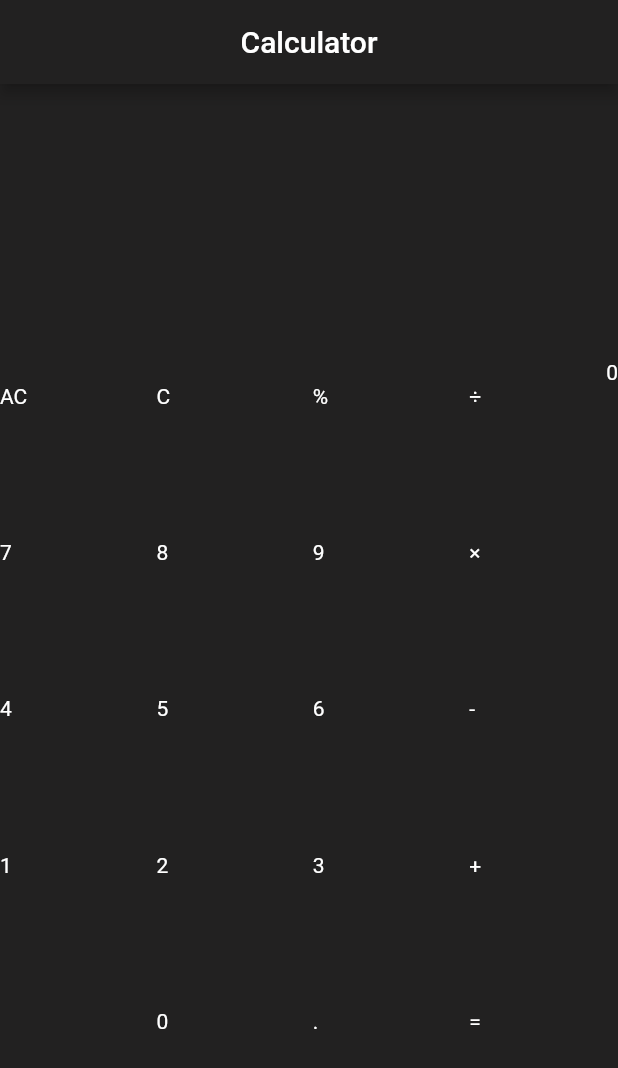
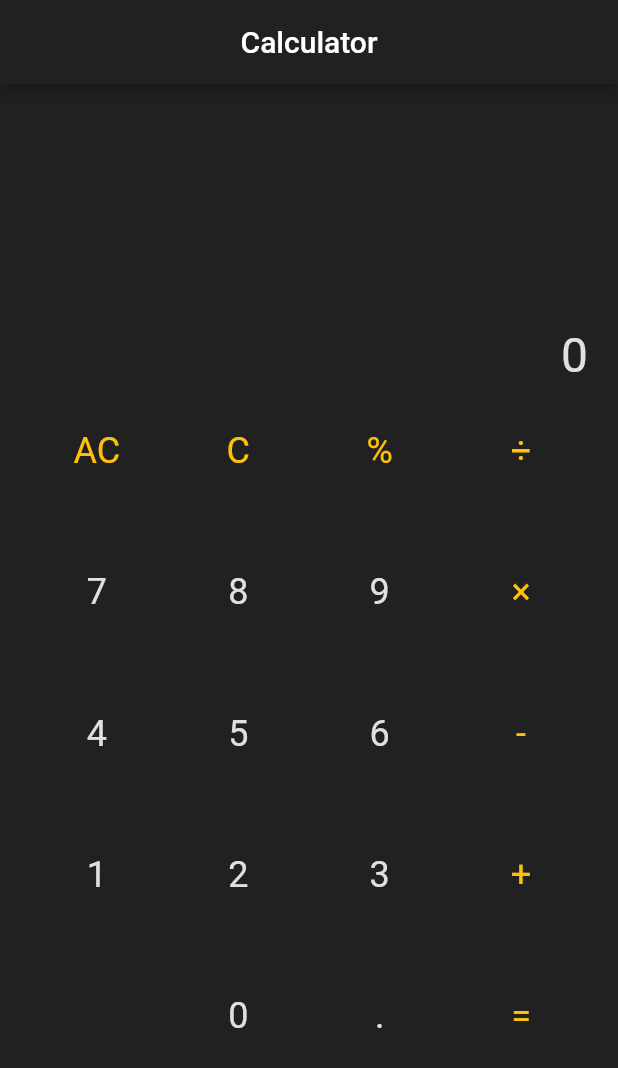
Before and after one commit to zaminalili/calculator, a Flutter app: the screen it shows after launch, on a phone screen of 412 x 824 dp. Shown: the top 1068 px of the screen. Run offline on Flutter 3.47's test engine with Material 2 defaults, Android fonts, the phone set to English and light mode, and no system bars.

Commit message:
Fix app view

```diff
--- a/lib/components/button_grid.dart
+++ b/lib/components/button_grid.dart
@@ -1,3 +1,4 @@
+import 'package:calculator/themes/app_text_styles.dart';
 import 'package:flutter/material.dart';
 
 import '../models/button.dart';
@@ -16,16 +17,34 @@ class _ButtonGridState extends State<ButtonGrid> {
   Widget build(BuildContext context) {
     return GridView.builder(
         itemCount: Button.mainButtonTexts.length,
-        gridDelegate: const SliverGridDelegateWithFixedCrossAxisCount(
-          crossAxisCount: 4,
-          mainAxisSpacing: 5.0,
-          crossAxisSpacing: 5.0,
+        gridDelegate: _builtGridDelegate(),
+        itemBuilder: _builtItems);
+  }
+
+  Widget? _builtItems(context, index) {
+    String text = Button.mainButtonTexts[index];
+    Color textColor = ['AC', 'C', '%', '÷', '×', '-', '+', '='].contains(text)
+        ? Theme.of(context).colorScheme.secondary
+        : Theme.of(context).colorScheme.primary;
+
+    return InkWell(
+      onTap: () {},
+      child: Container(
+        alignment: Alignment.center,
+        child: Text(
+          text,
+          textAlign: TextAlign.center,
+          style: AppTextStyles.primaryTextStyle(textColor),
         ),
-        itemBuilder: (context, index) {
-          return InkWell(
-            onTap: () {},
-            child: Text(Button.mainButtonTexts[index]),
-          );
-        });
+      ),
+    );
+  }
+
+  SliverGridDelegateWithFixedCrossAxisCount _builtGridDelegate() {
+    return const SliverGridDelegateWithFixedCrossAxisCount(
+      crossAxisCount: 4,
+      mainAxisSpacing: 5.0,
+      crossAxisSpacing: 5.0,
+    );
   }
 }
--- a/lib/pages/home.dart
+++ b/lib/pages/home.dart
@@ -1,3 +1,5 @@
+import 'package:calculator/themes/app_edgeinsets.dart';
+import 'package:calculator/themes/app_text_styles.dart';
 import 'package:flutter/material.dart';
 
 import '../components/button_grid.dart';
@@ -15,11 +17,14 @@ class _HomeState extends State<Home> {
     return Scaffold(
       backgroundColor: Theme.of(context).colorScheme.background,
       appBar: _builtAppBar(context),
-      body: Column(
-        children: [
-          _builtInput(context),
-          _builtButtons(context),
-        ],
+      body: Padding(
+        padding: AppEdgeInsets.horizontal,
+        child: Column(
+          children: [
+            _builtInput(context),
+            _builtButtons(context),
+          ],
+        ),
       ),
     );
   }
@@ -29,9 +34,11 @@ class _HomeState extends State<Home> {
       alignment: Alignment.bottomRight,
       width: MediaQuery.of(context).size.width,
       height: 200,
-      child: const Text(
+      child: Text(
         '0',
         textAlign: TextAlign.end,
+        style: AppTextStyles.secondaryTextStyle(
+            Theme.of(context).colorScheme.primary),
       ),
     );
   }
--- /dev/null
+++ b/lib/themes/app_edgeinsets.dart
@@ -0,0 +1,11 @@
+import 'package:flutter/material.dart';
+
+class AppEdgeInsets {
+  static EdgeInsets horizontal = const EdgeInsets.symmetric(horizontal: 20);
+  static EdgeInsets vertical = const EdgeInsets.symmetric(vertical: 20);
+  static EdgeInsets all = const EdgeInsets.all(20);
+  static EdgeInsets top = const EdgeInsets.only(top: 20);
+  static EdgeInsets bottom = const EdgeInsets.only(bottom: 20);
+  static EdgeInsets left = const EdgeInsets.only(left: 20);
+  static EdgeInsets right = const EdgeInsets.only(right: 20);
+}
--- /dev/null
+++ b/lib/themes/app_text_styles.dart
@@ -0,0 +1,8 @@
+import 'package:flutter/material.dart';
+
+class AppTextStyles {
+  static TextStyle primaryTextStyle(Color color) =>
+      TextStyle(fontSize: 24, color: color);
+  static TextStyle secondaryTextStyle(Color color) =>
+      TextStyle(fontSize: 32, color: color);
+}
```
